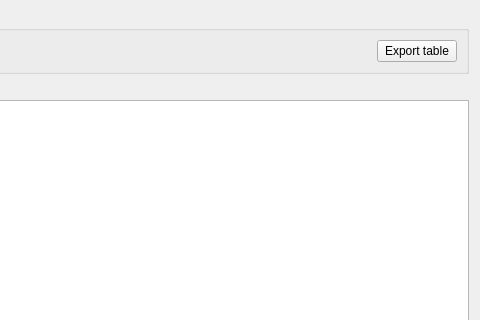
Above: src/gui/widgets/dbmanager/ui/dbexplorer.ui from Vin985/ecosongs before the change; both pictures show x 595 to 1075 and y 0 to 320 of the 1075 by 564 pixel window. Below: the same form after it.
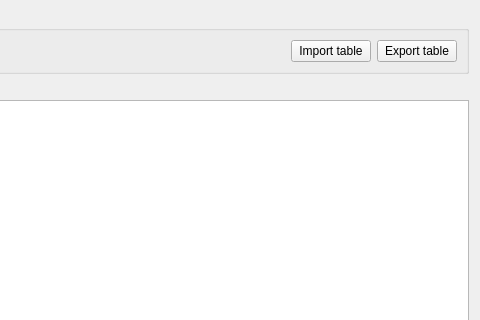
That is the form after the change. Icons and pictures are not drawn. Custom widgets are drawn as their Qt base class.

Commit message: use dataframetableview instead

The edit to the form file:
```diff
--- a/src/gui/widgets/dbmanager/ui/dbexplorer.ui
+++ b/src/gui/widgets/dbmanager/ui/dbexplorer.ui
@@ -66,6 +66,13 @@
           </property>
          </spacer>
         </item>
+        <item>
+         <widget class="QPushButton" name="btn_import">
+          <property name="text">
+           <string>Import table</string>
+          </property>
+         </widget>
+        </item>
         <item>
          <widget class="QPushButton" name="btn_export">
           <property name="text">
@@ -131,6 +138,13 @@
    </property>
   </action>
  </widget>
+ <customwidgets>
+  <customwidget>
+   <class>DataFrameTableView</class>
+   <extends>QTableView</extends>
+   <header>gui.widgets.common.table.dataframe_table_view.h</header>
+  </customwidget>
+ </customwidgets>
  <resources/>
  <connections/>
 </ui>
```
Left out of the diff: 2 changed lines with no effect on the pictures. The commit also changes 2 other files.
